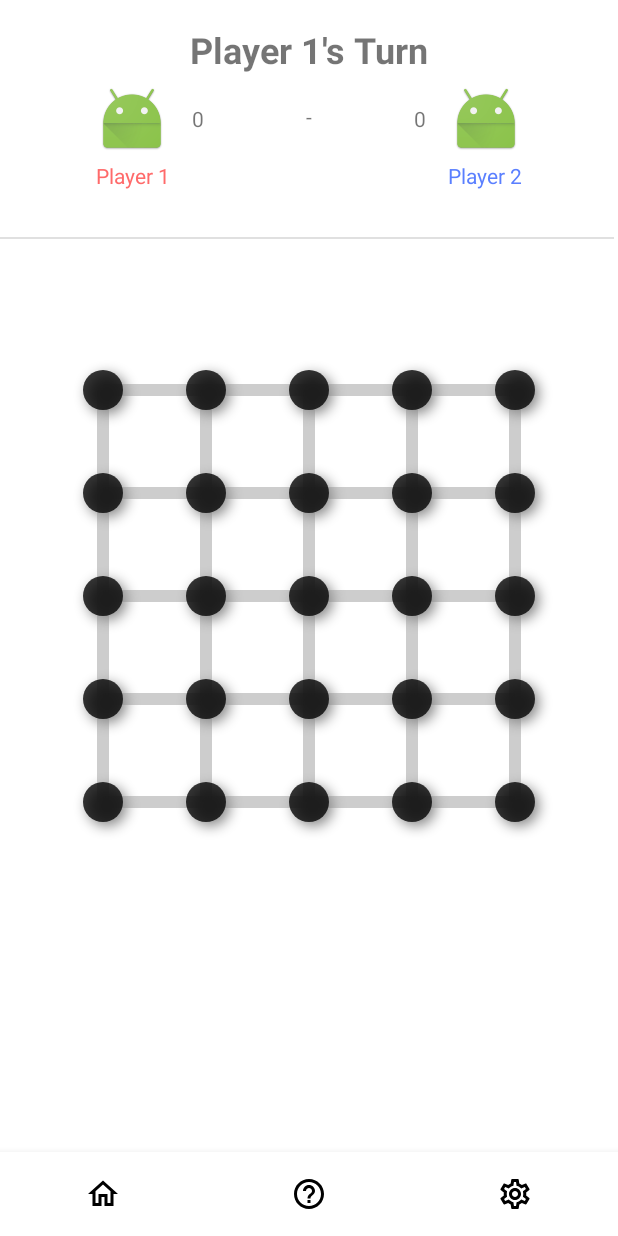
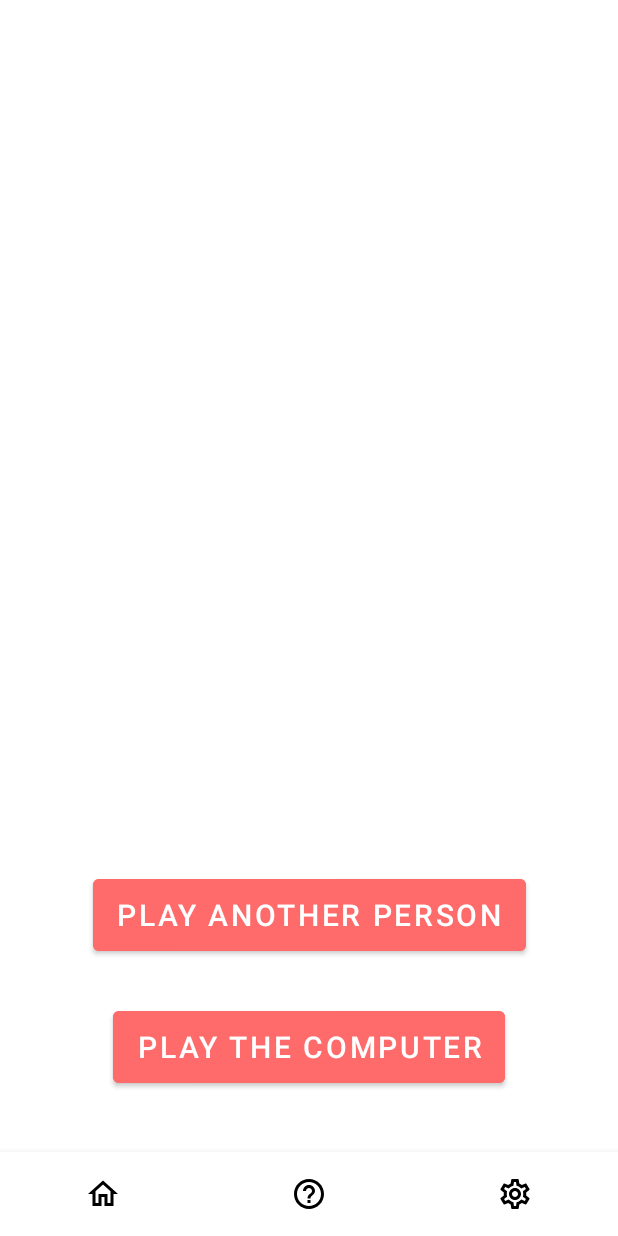
Before and after one commit to nguyendh24/DotsBoxes, an Android app: the fragment GameFragment placed in its activity, after a tap on "+ START A NEW GAME", on a phone screen of 412 x 824 dp. Run offline under Robolectric (Android 15) with nearby library versions, the phone set to English and light mode, and no system bars; 1 other tap on this screen came first.

Commit message:
Adding option to play computer

```diff
--- a/app/src/main/java/com/example/dotsboxes/Fragments/GameFragment.java
+++ b/app/src/main/java/com/example/dotsboxes/Fragments/GameFragment.java
@@ -12,11 +12,19 @@ import com.example.dotsboxes.Views.GameView;
 import com.example.dotsboxes.databinding.FragmentGameBinding;
 
 public class GameFragment extends Fragment {
-    private FragmentGameBinding binding;
+    private boolean playComputer;
+
+    public GameFragment() {
+        this(false);
+    }
+
+    public GameFragment(boolean playComputer) {
+        this.playComputer = playComputer;
+    }
 
     @Override
     public View onCreateView(LayoutInflater inflater, @Nullable ViewGroup container, @Nullable Bundle savedInstanceState) {
-        binding = FragmentGameBinding.inflate(getLayoutInflater());
+        com.example.dotsboxes.databinding.FragmentGameBinding binding = FragmentGameBinding.inflate(getLayoutInflater());
         View view = binding.getRoot();
         GameView gameView = view.findViewById(R.id.gameView);
         TextView p1Score = view.findViewById(R.id.tvP1Score);
@@ -24,6 +32,7 @@ public class GameFragment extends Fragment {
         TextView p1Name = view.findViewById(R.id.tvP1Name);
         TextView p2Name = view.findViewById(R.id.tvP2Name);
         TextView statusDisplay = view.findViewById(R.id.tvCurrentTurn);
+        gameView.setPlayComputer(playComputer);
         gameView.setUpTextViews(p1Score, p2Score, p1Name, p2Name, statusDisplay);
         return view;
 //        return inflater.inflate(R.layout.fragment_game, container, false);
--- /dev/null
+++ b/app/src/main/java/com/example/dotsboxes/Fragments/GameTypeFragment.java
@@ -0,0 +1,54 @@
+package com.example.dotsboxes.Fragments;
+
+import android.os.Bundle;
+
+import androidx.fragment.app.Fragment;
+import androidx.fragment.app.FragmentManager;
+import androidx.fragment.app.FragmentTransaction;
+
+import android.view.LayoutInflater;
+import android.view.View;
+import android.view.ViewGroup;
+import android.widget.Button;
+
+import com.example.dotsboxes.R;
+import com.example.dotsboxes.databinding.FragmentGameTypeBinding;
+import com.example.dotsboxes.databinding.FragmentHomeBinding;
+
+public class GameTypeFragment extends Fragment {
+
+    FragmentGameTypeBinding binding;
+    Button btnPlayPerson;
+    Button btnPlayComputer;
+
+    public GameTypeFragment() {}
+
+    @Override
+    public View onCreateView(LayoutInflater inflater, ViewGroup container, Bundle savedInstanceState) {
+        binding = FragmentGameTypeBinding.inflate(getLayoutInflater());
+        View homeView = binding.getRoot();
+        btnPlayPerson = homeView.findViewById(R.id.btnPlayPerson);
+        btnPlayComputer = homeView.findViewById(R.id.btnPlayComputer);
+
+        btnPlayPerson.setOnClickListener(view -> {
+            newGame(false);
+        });
+
+        btnPlayComputer.setOnClickListener(view -> {
+            newGame(true);
+        });
+
+        return homeView;
+    }
+
+    private void newGame(boolean playComputer) {
+        // Create new fragment and transaction
+        FragmentManager fragmentManager = getParentFragmentManager();
+        FragmentTransaction transaction = fragmentManager.beginTransaction();
+        transaction.setReorderingAllowed(true);
+        // Replace whatever is in the fragment_container view with this fragment
+        transaction.replace(R.id.frame_layout, new GameFragment(playComputer), null);
+        // Commit the transaction
+        transaction.commit();
+    }
+}
--- a/app/src/main/java/com/example/dotsboxes/Fragments/HomeFragment.java
+++ b/app/src/main/java/com/example/dotsboxes/Fragments/HomeFragment.java
@@ -30,7 +30,7 @@ public class HomeFragment extends Fragment {
             FragmentTransaction transaction = fragmentManager.beginTransaction();
             transaction.setReorderingAllowed(true);
             // Replace whatever is in the fragment_container view with this fragment
-            transaction.replace(R.id.frame_layout, new GameFragment(), null);
+            transaction.replace(R.id.frame_layout, new GameTypeFragment(), null);
             // Commit the transaction
             transaction.commit();
         });
--- a/app/src/main/java/com/example/dotsboxes/GameState.java
+++ b/app/src/main/java/com/example/dotsboxes/GameState.java
@@ -24,6 +24,7 @@ public class GameState {
     private final Line[][] verticalLines;
     private final Square[][] squares;
     private int turn;
+    private boolean playComputer;
 
     public GameState(Player[] players, int boardWidth, int boardHeight) {
         this.players = players;
@@ -150,4 +151,11 @@ public class GameState {
         }
         return "Game is a tie!";
     }
+
+    public void setPlayComputer(boolean playComputer) {
+        this.playComputer = playComputer;
+        if (playComputer) {
+            players[1].setName("Computer");
+        }
+    }
 }
--- a/app/src/main/java/com/example/dotsboxes/Player.java
+++ b/app/src/main/java/com/example/dotsboxes/Player.java
@@ -3,7 +3,7 @@ package com.example.dotsboxes;
 //Create a player/user
 public class Player {
 
-    private final String name;
+    private String name;
     private final int color;
     private int score;
     private boolean goAgain;
@@ -28,6 +28,10 @@ public class Player {
         goAgain = false;
     }
 
+    public void setName(String name) {
+        this.name = name;
+    }
+
     public String getName() {
         return name;
     }
--- a/app/src/main/java/com/example/dotsboxes/Views/GameView.java
+++ b/app/src/main/java/com/example/dotsboxes/Views/GameView.java
@@ -233,4 +233,8 @@ public class GameView extends View {
                                TextView statusDisplay) {
         gameState.setUpTextViews(p1Score, p2Score, p1Name, p2Name, statusDisplay);
     }
+
+    public void setPlayComputer(boolean playComputer) {
+        gameState.setPlayComputer(playComputer);
+    }
 }
--- /dev/null
+++ b/app/src/main/res/layout/fragment_game_type.xml
@@ -0,0 +1,35 @@
+<?xml version="1.0" encoding="utf-8"?>
+<androidx.constraintlayout.widget.ConstraintLayout xmlns:android="http://schemas.android.com/apk/res/android"
+    xmlns:app="http://schemas.android.com/apk/res-auto"
+    xmlns:tools="http://schemas.android.com/tools"
+    android:id="@+id/frameLayout"
+    android:layout_width="match_parent"
+    android:layout_height="match_parent"
+    tools:context=".Fragments.GameTypeFragment">
+
+    <Button
+        android:id="@+id/btnPlayComputer"
+        android:layout_width="wrap_content"
+        android:layout_height="60dp"
+        android:layout_marginBottom="40dp"
+        android:textSize="20sp"
+        android:text="@string/play_computer"
+        app:layout_constraintBottom_toBottomOf="parent"
+        app:layout_constraintEnd_toEndOf="parent"
+        app:layout_constraintHorizontal_bias="0.498"
+        app:layout_constraintStart_toStartOf="parent"
+        android:backgroundTint="@color/redPlayer"/>
+
+    <Button
+        android:id="@+id/btnPlayPerson"
+        android:layout_width="wrap_content"
+        android:layout_height="60dp"
+        android:layout_marginBottom="28dp"
+        android:textSize="20sp"
+        android:text="@string/play_person"
+        app:layout_constraintBottom_toTopOf="@+id/btnPlayComputer"
+        app:layout_constraintEnd_toEndOf="parent"
+        app:layout_constraintStart_toStartOf="parent"
+        android:backgroundTint="@color/redPlayer"/>
+
+</androidx.constraintlayout.widget.ConstraintLayout>
--- a/app/src/main/res/layout/fragment_home.xml
+++ b/app/src/main/res/layout/fragment_home.xml
@@ -25,7 +25,7 @@
         android:layout_width="wrap_content"
         android:layout_height="60dp"
         android:text="+ Start a New Game"
-        android:textSize="20dp"
+        android:textSize="20sp"
         android:layout_gravity="center_horizontal"
         android:backgroundTint="@color/redPlayer"
         android:layout_marginTop="600dp"/>
--- a/app/src/main/res/values/strings.xml
+++ b/app/src/main/res/values/strings.xml
@@ -6,6 +6,6 @@
     <string name="new_user">We\'ve randomly chosen a name and image for you. You can change these at any time, here or under settings.</string>
     <string name="new_game">+ New Game</string>
     <string name="how_to">How to play</string>
-    <!-- TODO: Remove or change this placeholder text -->
-    <string name="hello_blank_fragment">Hello blank fragment</string>
+    <string name="play_person">Play another person</string>
+    <string name="play_computer">Play the computer</string>
 </resources>
```
